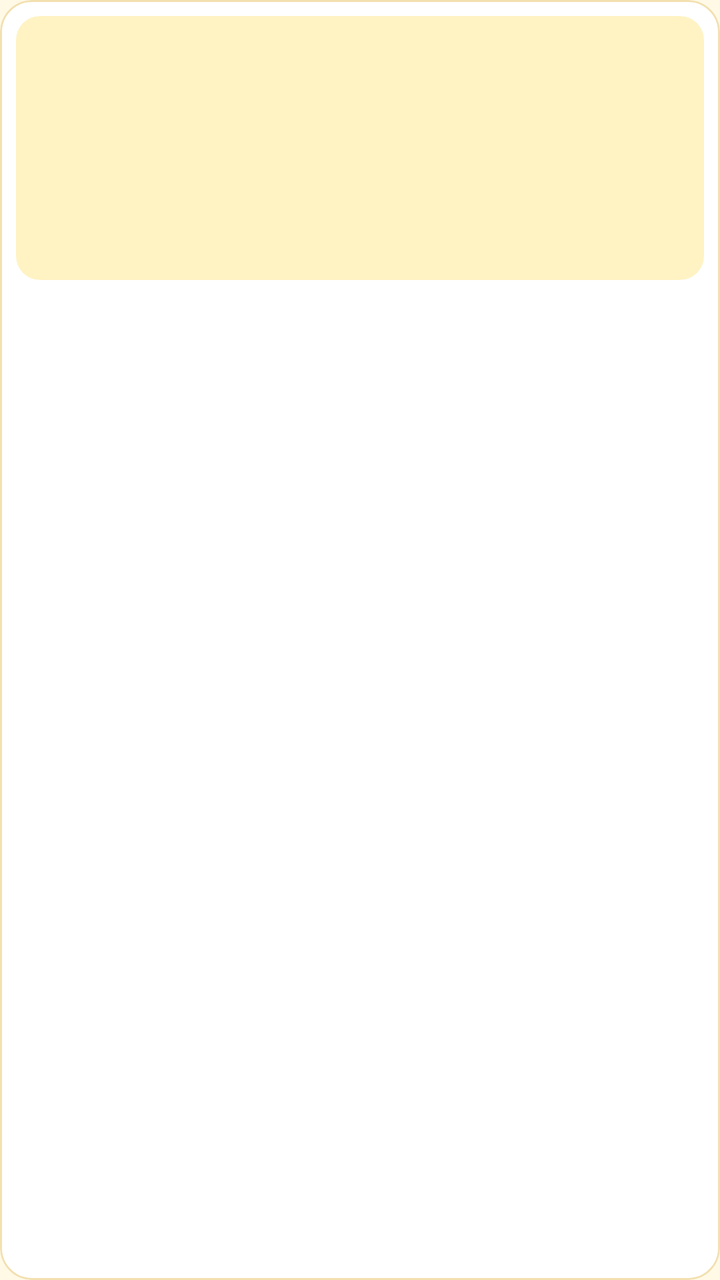
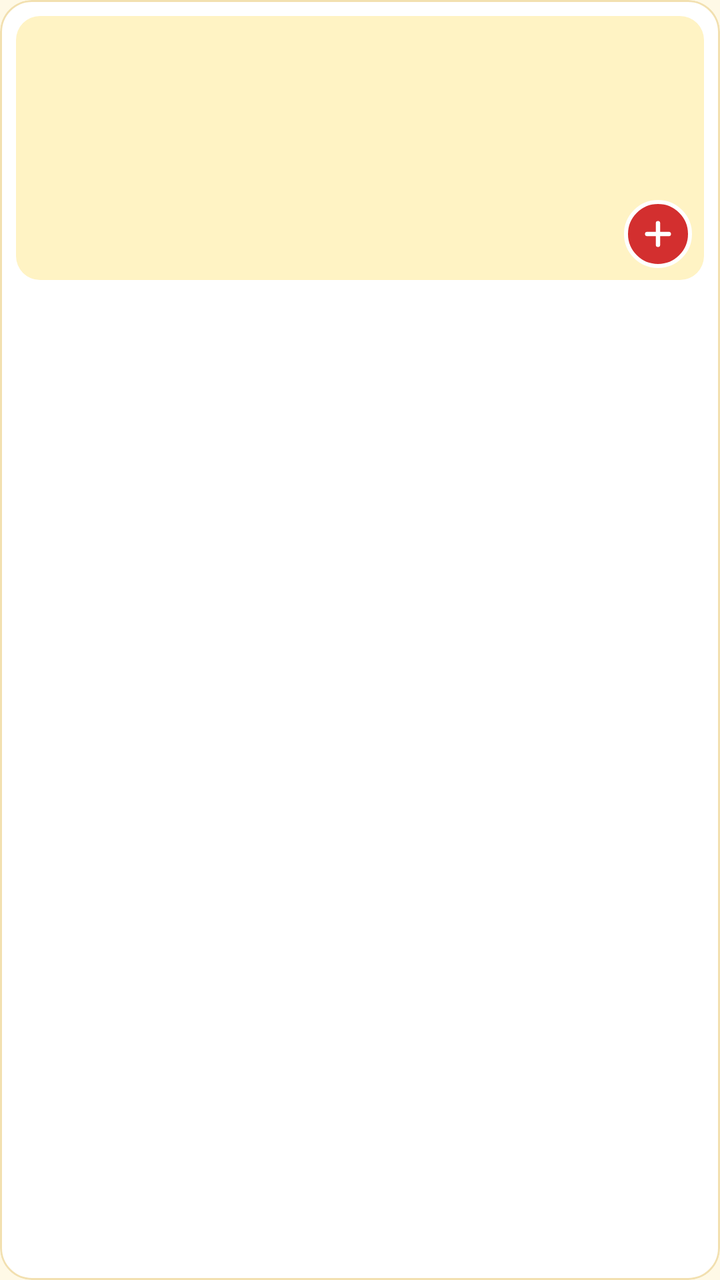

Screens rendered from an Android XML layout before and after an edit, with the pre-edit source and the edit as a unified diff.
<!-- AndroidManifest.xml: application theme Theme.ShineApp -->
<!-- res/layout/item_product.xml -->
<?xml version="1.0" encoding="utf-8"?>
<com.google.android.material.card.MaterialCardView
    xmlns:android="http://schemas.android.com/apk/res/android"
    xmlns:app="http://schemas.android.com/apk/res-auto"
    android:layout_width="match_parent" android:layout_height="wrap_content"
    android:layout_margin="6dp"
    android:clickable="true" android:focusable="true"
    app:cardBackgroundColor="@color/shine_surface"
    app:cardCornerRadius="16dp" app:cardElevation="0dp"
    app:strokeWidth="1dp" app:strokeColor="@color/shine_yellow_line"
    app:rippleColor="@color/shine_yellow_soft">

    <LinearLayout android:layout_width="match_parent" android:layout_height="wrap_content"
        android:orientation="vertical" android:padding="8dp">

        <FrameLayout android:layout_width="match_parent" android:layout_height="132dp">
            <com.google.android.material.imageview.ShapeableImageView
                android:id="@+id/item_img" android:layout_width="match_parent" android:layout_height="match_parent"
                android:scaleType="centerCrop" android:background="@color/shine_yellow_soft"
                app:shapeAppearanceOverlay="@style/RoundedImage"/>

            <TextView android:id="@+id/item_badge" android:layout_width="wrap_content" android:layout_height="wrap_content"
                android:text="精选" android:textSize="10.5sp" android:textColor="@color/shine_pink"
                android:background="@drawable/bg_badge_soft" android:paddingStart="6dp" android:paddingEnd="6dp"
                android:paddingTop="2dp" android:paddingBottom="2dp"
                android:layout_margin="6dp" android:visibility="gone"/>
        </FrameLayout>

        <TextView android:id="@+id/item_name" android:layout_width="match_parent" android:layout_height="wrap_content"
            android:textSize="13.5sp" android:textColor="@color/shine_text" android:layout_marginTop="8dp"
            android:minLines="2" android:maxLines="2" android:ellipsize="end" android:lineSpacingExtra="2dp"/>

        <TextView android:id="@+id/item_cat" android:layout_width="match_parent" android:layout_height="wrap_content"
            android:textColor="@color/shine_sub" android:textSize="11.5sp" android:layout_marginTop="2dp"
            android:maxLines="1" android:ellipsize="end"/>

        <LinearLayout android:layout_width="match_parent" android:layout_height="wrap_content"
            android:orientation="horizontal" android:gravity="center_vertical" android:layout_marginTop="4dp">

            <TextView android:id="@+id/item_price" android:layout_width="0dp" android:layout_weight="1"
                android:layout_height="wrap_content" android:textColor="@color/shine_pink"
                android:textStyle="bold" android:textSize="16sp"/>

            <TextView android:id="@+id/item_stock" android:layout_width="wrap_content" android:layout_height="wrap_content"
                android:textColor="@color/shine_amber_text" android:textSize="10.5sp"/>
        </LinearLayout>
    </LinearLayout>
</com.google.android.material.card.MaterialCardView>
<!-- resources referenced by this layout -->
<resources>
  <color name="shine_amber_text">#FF9C5B00</color>
  <color name="shine_pink">#FFD32F2F</color>
  <color name="shine_sub">#FF8B7355</color>
  <color name="shine_surface">#FFFFFFFF</color>
  <color name="shine_text">#FF3B2A1E</color>
  <color name="shine_yellow_line">#FFF2E0B0</color>
  <color name="shine_yellow_soft">#FFFFF3C4</color>
  <!-- drawable bg_badge_soft (drawable) -->
  <?xml version="1.0" encoding="utf-8"?>
  <shape xmlns:android="http://schemas.android.com/apk/res/android" android:shape="rectangle">
      <solid android:color="@color/shine_red_soft"/>
      <corners android:radius="6dp"/>
  </shape>
  <style name="RoundedImage" parent="">
          <item name="cornerFamily">rounded</item>
          <item name="cornerSize">12dp</item>
      </style>
  <style name="Theme.ShineApp" parent="Theme.MaterialComponents.DayNight.NoActionBar">
          <item name="colorPrimary">@color/shine_pink</item>
          <item name="colorPrimaryVariant">@color/shine_pink_dark</item>
          <item name="colorOnPrimary">@color/shine_on_red</item>
          <item name="colorSecondary">@color/shine_mint</item>
          <item name="colorSecondaryVariant">@color/shine_mint_dark</item>
          <item name="colorSurface">@color/shine_surface</item>
          <item name="android:colorBackground">@color/shine_bg</item>
          <item name="android:textColorPrimary">@color/shine_text</item>
          <item name="android:textColorSecondary">@color/shine_sub</item>
          
          <item name="android:statusBarColor">@color/shine_bg</item>
          <item name="android:navigationBarColor">@color/shine_surface</item>
          <item name="android:windowLightStatusBar">true</item>
          <item name="android:windowLightNavigationBar" tools:targetApi="27">true</item>
          <item name="android:windowBackground">@color/shine_bg</item>
      </style>
  <color name="shine_red_soft">#FFFDEAEA</color>
  <color name="shine_pink_dark">#FFB71C1C</color>
  <color name="shine_on_red">#FFFFFFFF</color>
  <color name="shine_mint">#FFFFD54F</color>
  <color name="shine_mint_dark">#FFB26A00</color>
  <color name="shine_bg">#FFFFF9E6</color>
</resources>

<!-- the commit's change to res/layout/item_product.xml (unified diff, before → after) -->
@@ -24,6 +24,12 @@
                 android:background="@drawable/bg_badge_soft" android:paddingStart="6dp" android:paddingEnd="6dp"
                 android:paddingTop="2dp" android:paddingBottom="2dp"
                 android:layout_margin="6dp" android:visibility="gone"/>
+
+            
+            <ImageButton android:id="@+id/item_add" android:layout_width="34dp" android:layout_height="34dp"
+                android:layout_gravity="bottom|end" android:layout_margin="6dp"
+                android:background="@drawable/bg_add_circle" android:src="@drawable/ic_add"
+                android:contentDescription="加入购物车" android:scaleType="centerInside"/>
         </FrameLayout>
 
         <TextView android:id="@+id/item_name" android:layout_width="match_parent" android:layout_height="wrap_content"
@@ -33,6 +39,10 @@
         <TextView android:id="@+id/item_cat" android:layout_width="match_parent" android:layout_height="wrap_content"
             android:textColor="@color/shine_sub" android:textSize="11.5sp" android:layout_marginTop="2dp"
             android:maxLines="1" android:ellipsize="end"/>
+
+        <TextView android:id="@+id/item_sold" android:layout_width="match_parent" android:layout_height="wrap_content"
+            android:textColor="@color/shine_amber_text" android:textSize="10.5sp" android:layout_marginTop="1dp"
+            android:visibility="gone"/>
 
         <LinearLayout android:layout_width="match_parent" android:layout_height="wrap_content"
             android:orientation="horizontal" android:gravity="center_vertical" android:layout_marginTop="4dp">
<!-- resource entries referenced after the edit -->
@@ -7,12 +7,29 @@
   <color name="shine_text">#FF3B2A1E</color>
   <color name="shine_yellow_line">#FFF2E0B0</color>
   <color name="shine_yellow_soft">#FFFFF3C4</color>
+  <!-- drawable bg_add_circle (drawable) -->
+  <?xml version="1.0" encoding="utf-8"?>
+  <shape xmlns:android="http://schemas.android.com/apk/res/android"
+      android:shape="oval">
+      <solid android:color="@color/shine_pink" />
+      <stroke android:width="2dp" android:color="@android:color/white" />
+  </shape>
   <!-- drawable bg_badge_soft (drawable) -->
   <?xml version="1.0" encoding="utf-8"?>
   <shape xmlns:android="http://schemas.android.com/apk/res/android" android:shape="rectangle">
       <solid android:color="@color/shine_red_soft"/>
       <corners android:radius="6dp"/>
   </shape>
+  <!-- drawable ic_add (drawable) -->
+  <vector xmlns:android="http://schemas.android.com/apk/res/android"
+      android:width="20dp" android:height="20dp"
+      android:viewportWidth="24" android:viewportHeight="24">
+      <path
+          android:strokeColor="@android:color/white"
+          android:strokeWidth="2.6"
+          android:strokeLineCap="round"
+          android:pathData="M12,5.5 L12,18.5 M5.5,12 L18.5,12" />
+  </vector>
   <style name="RoundedImage" parent="">
           <item name="cornerFamily">rounded</item>
           <item name="cornerSize">12dp</item>
